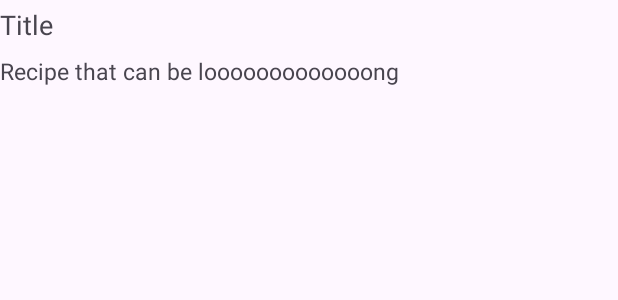
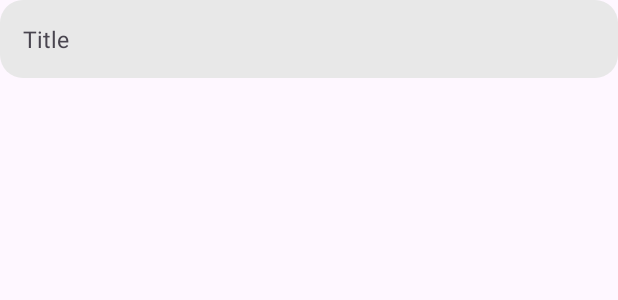
Before and after one commit to platonso/Yamify, an Android app: the layout recycler_favourites_item.xml on its own in the app's theme, with its tools: preview values and no code run, on a phone screen of 412 x 824 dp. Shown: the top 300 px of the screen. Run offline under Robolectric (Android 15) with nearby library versions, the phone set to English and light mode, and no system bars.

Commit message:
minor improvements

```diff
--- a/app/src/main/java/com/platonso/yamify/ui/RecipeAdapter.java
+++ b/app/src/main/java/com/platonso/yamify/ui/RecipeAdapter.java
@@ -27,7 +27,7 @@ public class RecipeAdapter extends FirestoreRecyclerAdapter<Favourites, RecipeAd
     @Override
     protected void onBindViewHolder(@NonNull RecipeViewHolder holder, int i, @NonNull Favourites favourites) {
         holder.titleTextView.setText(favourites.getTitle());
-        holder.contentTextView.setText(favourites.getContent());
+        //holder.contentTextView.setText(favourites.getContent());
     }
 
     @NonNull
@@ -50,7 +50,7 @@ public class RecipeAdapter extends FirestoreRecyclerAdapter<Favourites, RecipeAd
             super(itemView);
 
             titleTextView = itemView.findViewById(R.id.recipe_title_text_view);
-            contentTextView = itemView.findViewById(R.id.recipe_content_text_view);
+            //contentTextView = itemView.findViewById(R.id.recipe_content_text_view);
 
 
         }
--- a/app/src/main/res/layout/recycler_favourites_item.xml
+++ b/app/src/main/res/layout/recycler_favourites_item.xml
@@ -3,25 +3,20 @@
     xmlns:android="http://schemas.android.com/apk/res/android"
     android:orientation="vertical"
     android:layout_width="match_parent"
-    android:layout_height="wrap_content">
+    android:layout_height="wrap_content"
+    android:padding="10dp"
+    android:layout_marginBottom="15dp"
+    android:background="@drawable/rounded_corners_filled">
 
     <TextView
         android:id="@+id/recipe_title_text_view"
         android:layout_width="match_parent"
         android:layout_height="wrap_content"
         android:text="Title"
-        android:textSize="18sp"
-        android:layout_marginVertical="4dp"/>
+        android:textSize="15sp"
+        android:padding="5dp" />
 
-    <TextView
-        android:id="@+id/recipe_content_text_view"
-        android:layout_width="match_parent"
-        android:layout_height="wrap_content"
-        android:text="Recipe that can be looooooooooooong"
-        android:maxLines="3"
-        android:ellipsize="end"
-        android:textSize="15sp"
-        android:layout_marginVertical="4dp"/>
+
 
 
 </LinearLayout>
--- a/app/src/main/res/values/strings.xml
+++ b/app/src/main/res/values/strings.xml
@@ -34,5 +34,5 @@
     <string name="exit">Выйти</string>
     <string name="meat_and_cheese">Мясо и сыр</string>
     <string name="recipe_will_be_here">Здесь будет рецепт</string>
-    <string name="promt">Составь рецепт блюда только из данных ингредиентов:</string>
+    <string name="promt">В первой строке вывведи только название блюда, выбери из этого списка ингредиенты и составь рецепт:</string>
 </resources>
```
Also changed, not shown: app/src/main/java/com/platonso/yamify/activity/MainActivity.kt (+4 -4 lines), app/src/main/java/com/platonso/yamify/ui/FavouritesFragment.kt (+2 -9 lines), app/src/main/java/com/platonso/yamify/ui/IngredientsFragment.kt (+5 -6 lines), app/src/main/java/com/platonso/yamify/ui/RecipeFragment.kt (+9 -9 lines), app/src/main/java/com/platonso/yamify/ui/RecipeViewModel.kt (renamed from app/src/main/java/com/platonso/yamify/ui/SharedViewModel.kt, +5 -5 lines), app/src/main/res/layout/fragment_favourites.xml (+7 -3 lines).
